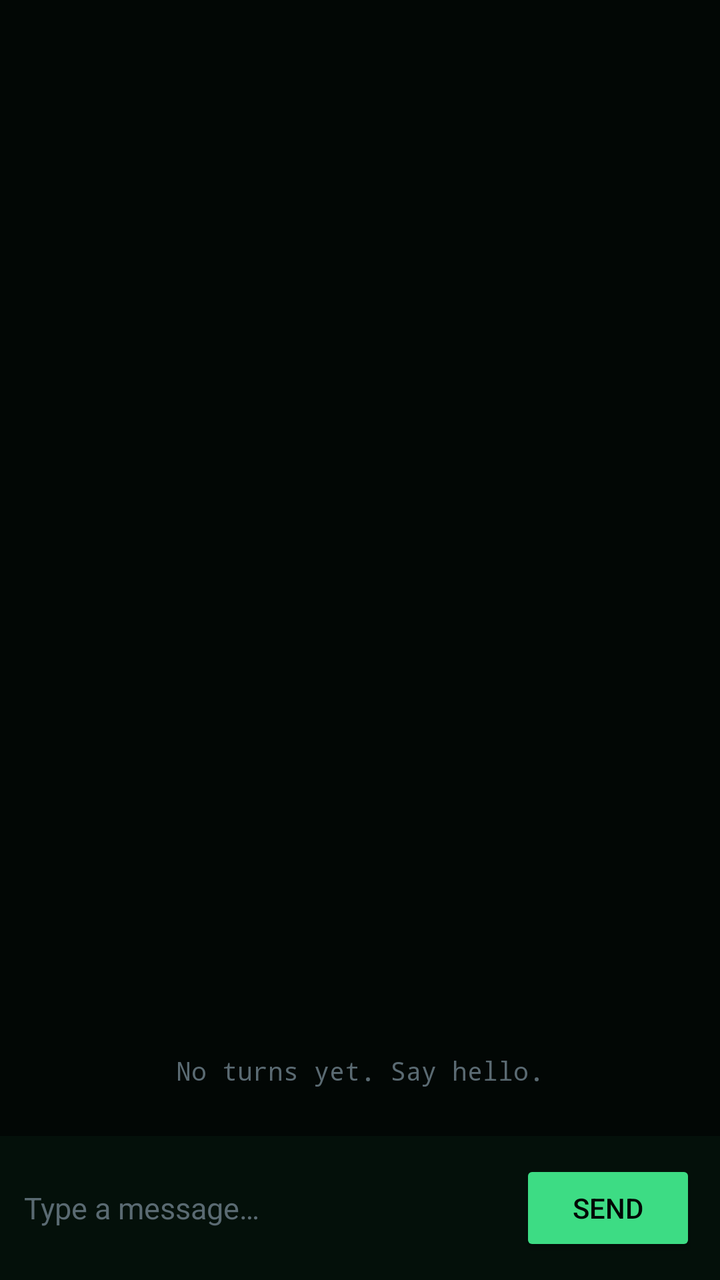
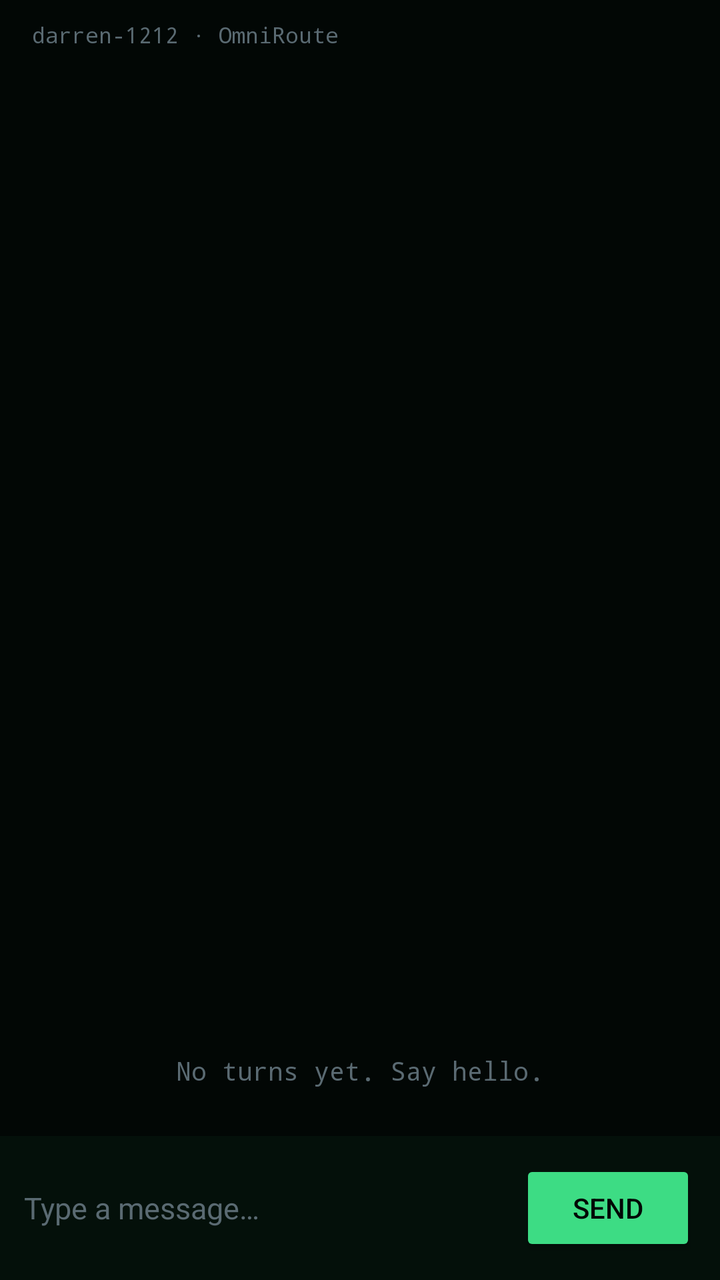

The first picture is an Android layout as it rendered before a commit; the second is the same layout after the commit. The layout source and the unified diff follow.
<!-- AndroidManifest.xml: application theme Theme.JarvisFSA -->
<!-- res/layout/fragment_chat.xml -->
<?xml version="1.0" encoding="utf-8"?>
<LinearLayout xmlns:android="http://schemas.android.com/apk/res/android"
    android:layout_width="match_parent"
    android:layout_height="match_parent"
    android:orientation="vertical"
    android:background="@color/fsa_bg">

    <androidx.recyclerview.widget.RecyclerView
        android:id="@+id/recycler_chat"
        android:layout_width="match_parent"
        android:layout_height="0dp"
        android:layout_weight="1"
        android:clipToPadding="false"
        android:padding="16dp"
        android:scrollbars="vertical"
        android:overScrollMode="never" />

    <TextView
        android:id="@+id/txt_chat_empty"
        android:layout_width="wrap_content"
        android:layout_height="wrap_content"
        android:layout_gravity="center"
        android:layout_marginBottom="24dp"
        android:text="@string/chat_empty"
        android:textColor="@color/fsa_dim"
        android:textSize="13sp"
        android:fontFamily="monospace" />

    <LinearLayout
        android:layout_width="match_parent"
        android:layout_height="wrap_content"
        android:orientation="horizontal"
        android:gravity="center_vertical"
        android:padding="12dp"
        android:background="@color/fsa_surface">

        <EditText
            android:id="@+id/edit_message"
            android:layout_width="0dp"
            android:layout_height="wrap_content"
            android:layout_weight="1"
            android:background="@null"
            android:hint="@string/chat_hint"
            android:inputType="textMultiLine|textCapSentences"
            android:maxLines="4"
            android:textColor="@color/fsa_ink"
            android:textColorHint="@color/fsa_dim"
            android:textSize="15sp" />

        <Button
            android:id="@+id/btn_send"
            android:layout_width="wrap_content"
            android:layout_height="wrap_content"
            android:layout_marginStart="8dp"
            android:backgroundTint="@color/fsa_green"
            android:text="SEND"
            android:textColor="@color/fsa_bg" />
    </LinearLayout>
</LinearLayout>
<!-- resources referenced by this layout -->
<resources>
  <color name="fsa_bg">#020705</color>
  <color name="fsa_dim">#5A6A72</color>
  <color name="fsa_green">#3DDC84</color>
  <color name="fsa_ink">#E8F0F2</color>
  <color name="fsa_surface">#04100A</color>
  <string name="chat_empty">No turns yet. Say hello.</string>
  <string name="chat_hint">Type a message…</string>
  <style name="Theme.JarvisFSA" parent="Theme.Material3.Dark.NoActionBar">
          <item name="android:windowBackground">@color/fsa_bg</item>
          <item name="android:statusBarColor">@color/fsa_bg</item>
          <item name="android:navigationBarColor">@color/fsa_bg</item>
          <item name="android:windowLightStatusBar">false</item>
          <item name="colorPrimary">@color/fsa_green</item>
          <item name="colorOnPrimary">@color/black</item>
          <item name="colorSecondary">@color/fsa_amber</item>
          <item name="colorSurface">@color/fsa_surface</item>
          <item name="colorOnSurface">@color/fsa_ink</item>
          <item name="android:colorBackground">@color/fsa_bg</item>
      </style>
  <color name="black">#000000</color>
  <color name="fsa_amber">#E7C368</color>
</resources>

<!-- the commit's change to res/layout/fragment_chat.xml (unified diff, before → after) -->
@@ -4,6 +4,18 @@
     android:layout_height="match_parent"
     android:orientation="vertical"
     android:background="@color/fsa_bg">
+
+    <TextView
+        android:id="@+id/txt_chat_model"
+        android:layout_width="match_parent"
+        android:layout_height="wrap_content"
+        android:paddingHorizontal="16dp"
+        android:paddingTop="10dp"
+        android:paddingBottom="6dp"
+        android:text="darren-1212 · OmniRoute"
+        android:textColor="@color/fsa_dim"
+        android:textSize="11sp"
+        android:fontFamily="monospace" />
 
     <androidx.recyclerview.widget.RecyclerView
         android:id="@+id/recycler_chat"
